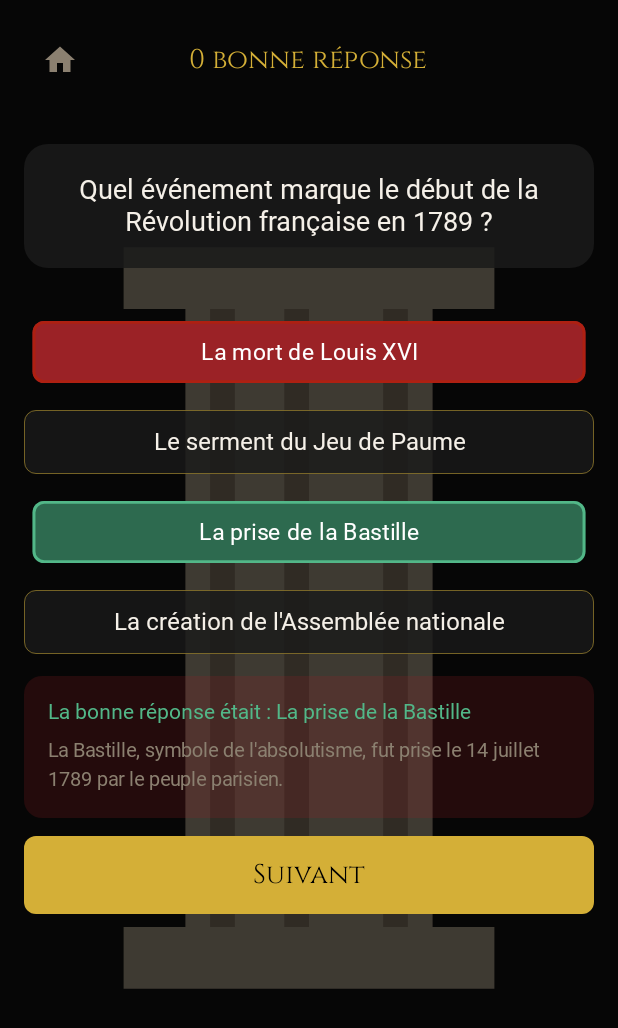
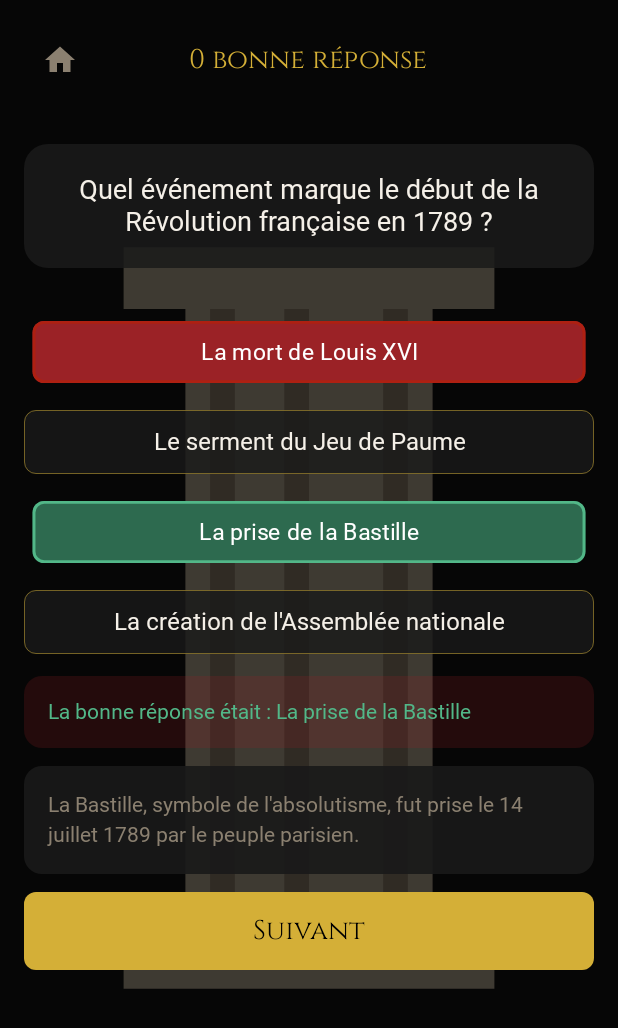
Before and after one commit to kapoue/agora, an Android app built with Jetpack Compose: the composable GameScreen shown on its own in the app's theme, after a tap on "La mort de Louis XVI", on a phone screen of 412 x 824 dp. Shown: the top 1028 px of the screen. Run offline under Robolectric (Android 15) with nearby library versions, the phone set to English and light mode, and no system bars; our stand-ins replace Dagger/Hilt's generated code, Room's generated code; Roboto replaces fonts that are not available here.

Commit message:
v2.5.0 : explications toujours visibles, lisibilité, fix doublons queue
- Explication affichée après toute réponse (bonne ou mauvaise), pas seulement sur erreur
- Carte explication dédiée avec fond opaque (AgoraSurface) pour lisibilité quelle que soit l'image
- Carte "mauvaise réponse" allégée : contient uniquement "La bonne réponse était : X"
- Fix : guard dans onNextQuestion() empêche le double-tap de dupliquer des questions en queue

Co-Authored-By: Claude Sonnet 4.6 <noreply@anthropic.com>

```diff
--- a/app/src/main/java/com/kapoue/agora/ui/screens/game/GameScreen.kt
+++ b/app/src/main/java/com/kapoue/agora/ui/screens/game/GameScreen.kt
@@ -309,28 +309,41 @@ fun GameScreen(
                             ),
                             modifier = Modifier.fillMaxWidth()
                         ) {
-                            Column(modifier = Modifier.padding(16.dp)) {
                             Text(
                                 text = "La bonne réponse était : ${uiState.correctAnswerText}",
                                 fontFamily = LatoFamily,
                                 fontWeight = FontWeight.Bold,
                                 fontSize = 14.sp,
-                                    color = AgoraCorrectLight
+                                color = AgoraCorrectLight,
+                                modifier = Modifier.padding(16.dp)
                             )
+                        }
+                    }
+
+                    // Bloc explication (bonne et mauvaise réponse)
                     val explanation = uiState.explanation
-                                if (!explanation.isNullOrBlank()) {
-                                    Spacer(modifier = Modifier.height(8.dp))
+                    AnimatedVisibility(
+                        visible = uiState.showNext && !explanation.isNullOrBlank(),
+                        enter = fadeIn(),
+                        exit = ExitTransition.None
+                    ) {
+                        Card(
+                            shape = RoundedCornerShape(12.dp),
+                            colors = CardDefaults.cardColors(
+                                containerColor = AgoraSurface.copy(alpha = 0.92f)
+                            ),
+                            modifier = Modifier.fillMaxWidth()
+                        ) {
                             Text(
-                                        text = explanation,
+                                text = explanation ?: "",
                                 fontFamily = LatoFamily,
                                 fontWeight = FontWeight.Normal,
                                 fontStyle = FontStyle.Italic,
-                                        fontSize = 13.sp,
+                                fontSize = 14.sp,
                                 color = AgoraStone,
-                                        lineHeight = 19.sp
+                                lineHeight = 20.sp,
+                                modifier = Modifier.padding(16.dp)
                             )
-                                }
-                            }
                         }
                     }
 
--- a/app/src/main/java/com/kapoue/agora/ui/screens/game/GameViewModel.kt
+++ b/app/src/main/java/com/kapoue/agora/ui/screens/game/GameViewModel.kt
@@ -238,7 +238,7 @@ class GameViewModel @Inject constructor(
             showFeedback = !isCorrect,
             showNext = true,
             correctAnswerText = question.correctAnswer,
-            explanation = if (!isCorrect) question.explanation else null,
+            explanation = question.explanation,
             currentLevel = newLevel
         )
 
@@ -256,6 +256,7 @@ class GameViewModel @Inject constructor(
     }
 
     fun onNextQuestion() {
+        if (!_uiState.value.showNext) return
         val answered = pendingQueue.removeFirst()
         if (!lastAnswerCorrect) pendingQueue.addLast(answered)
 
```
Lines whose indentation alone changed are shown as unchanged.
